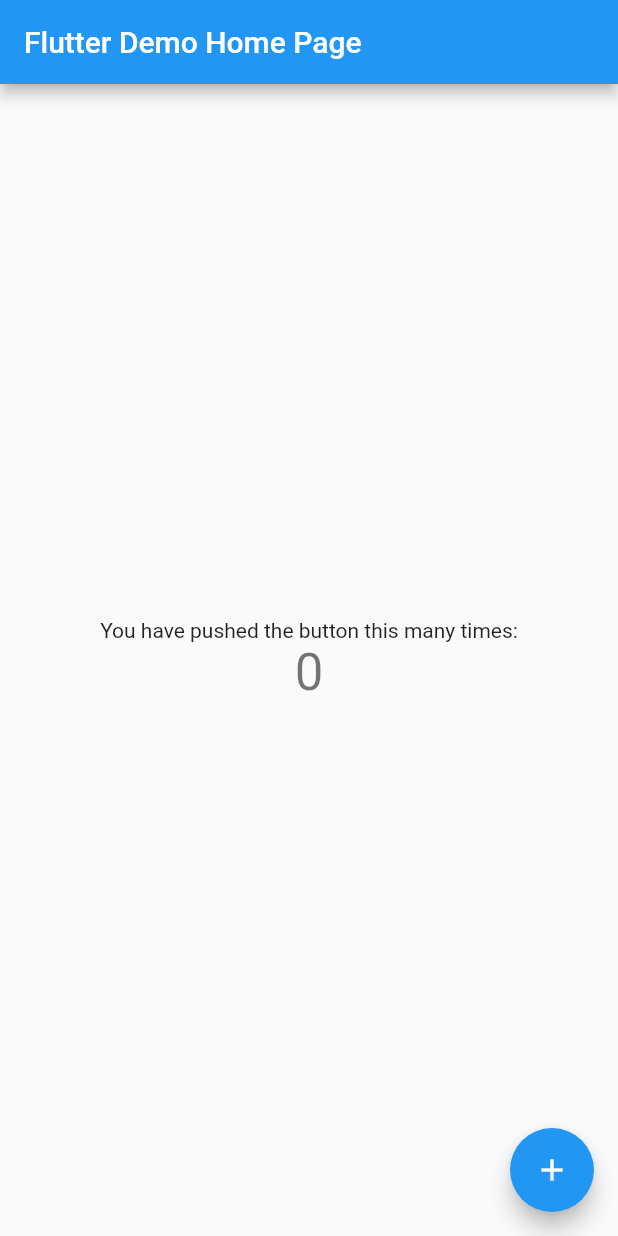
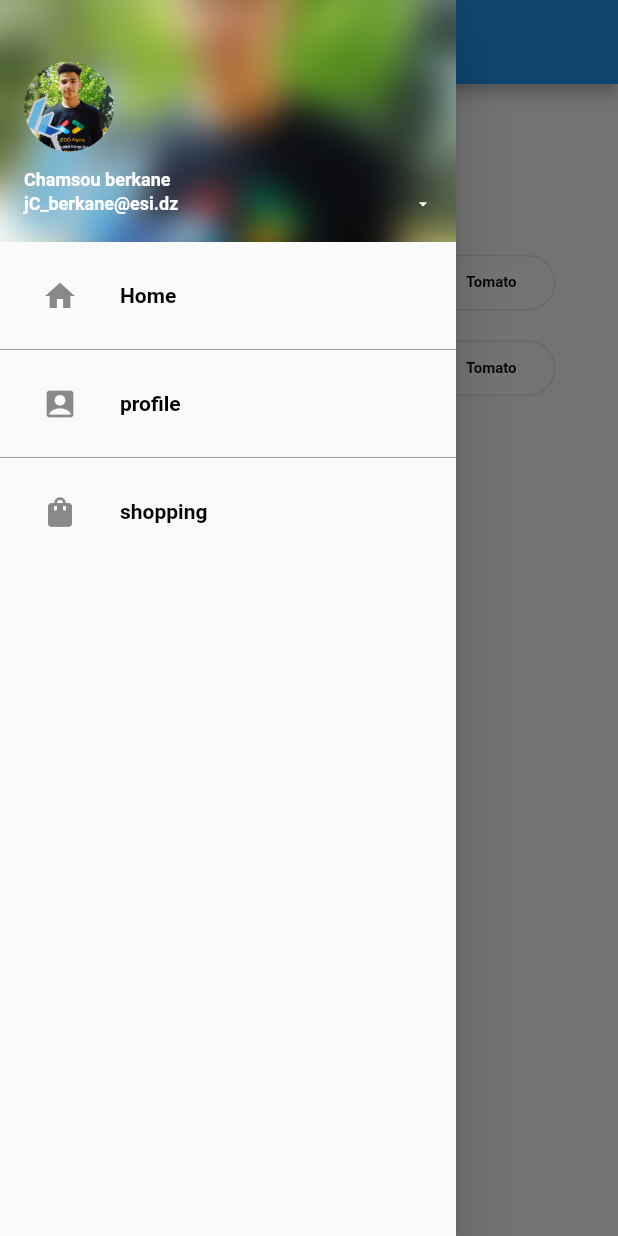
Before and after one commit to chechna9/IWD2022-hackathon, a Flutter app: the screen it shows after launch, with the side drawer open (before the commit the screen has no drawer), on a phone screen of 412 x 824 dp. Run offline on Flutter 3.47's test engine with Material 2 defaults, Android fonts, the phone set to English and light mode, and no system bars.

Commit message:
lets cookies

```diff
--- a/iwd2022/lib/main.dart
+++ b/iwd2022/lib/main.dart
@@ -1,5 +1,6 @@
 import 'package:flutter/material.dart';
-
+import 'package:iwd2022/screens/Drawer.dart';
+import 'package:iwd2022/screens/LetsCookies.dart';
 void main() {
   runApp(const MyApp());
 }
@@ -13,15 +14,6 @@
     return MaterialApp(
       title: 'Flutter Demo',
       theme: ThemeData(
-        // This is the theme of your application.
-        //
-        // Try running your application with "flutter run". You'll see the
-        // application has a blue toolbar. Then, without quitting the app, try
-        // changing the primarySwatch below to Colors.green and then invoke
-        // "hot reload" (press "r" in the console where you ran "flutter run",
-        // or simply save your changes to "hot reload" in a Flutter IDE).
-        // Notice that the counter didn't reset back to zero; the application
-        // is not restarted.
         primarySwatch: Colors.blue,
       ),
       home: const MyHomePage(title: 'Flutter Demo Home Page'),
@@ -31,16 +23,6 @@
 
 class MyHomePage extends StatefulWidget {
   const MyHomePage({Key? key, required this.title}) : super(key: key);
-
-  // This widget is the home page of your application. It is stateful, meaning
-  // that it has a State object (defined below) that contains fields that affect
-  // how it looks.
-
-  // This class is the configuration for the state. It holds the values (in this
-  // case the title) provided by the parent (in this case the App widget) and
-  // used by the build method of the State. Fields in a Widget subclass are
-  // always marked "final".
-
   final String title;
 
   @override
@@ -48,68 +30,18 @@
 }
 
 class _MyHomePageState extends State<MyHomePage> {
-  int _counter = 0;
-
-  void _incrementCounter() {
-    setState(() {
-      // This call to setState tells the Flutter framework that something has
-      // changed in this State, which causes it to rerun the build method below
-      // so that the display can reflect the updated values. If we changed
-      // _counter without calling setState(), then the build method would not be
-      // called again, and so nothing would appear to happen.
-      _counter++;
-    });
-  }
 
   @override
   Widget build(BuildContext context) {
-    // This method is rerun every time setState is called, for instance as done
-    // by the _incrementCounter method above.
-    //
-    // The Flutter framework has been optimized to make rerunning build methods
-    // fast, so that you can just rebuild anything that needs updating rather
-    // than having to individually change instances of widgets.
-    return Scaffold(
+    return  Scaffold(
+
       appBar: AppBar(
-        // Here we take the value from the MyHomePage object that was created by
-        // the App.build method, and use it to set our appbar title.
-        title: Text(widget.title),
+        title: Text("Flutter Learning"),
+  ),
+      body:Center(
+        child: LetsCookies()
       ),
-      body: Center(
-        // Center is a layout widget. It takes a single child and positions it
-        // in the middle of the parent.
-        child: Column(
-          // Column is also a layout widget. It takes a list of children and
-          // arranges them vertically. By default, it sizes itself to fit its
-          // children horizontally, and tries to be as tall as its parent.
-          //
-          // Invoke "debug painting" (press "p" in the console, choose the
-          // "Toggle Debug Paint" action from the Flutter Inspector in Android
-          // Studio, or the "Toggle Debug Paint" command in Visual Studio Code)
-          // to see the wireframe for each widget.
-          //
-          // Column has various properties to control how it sizes itself and
-          // how it positions its children. Here we use mainAxisAlignment to
-          // center the children vertically; the main axis here is the vertical
-          // axis because Columns are vertical (the cross axis would be
-          // horizontal).
-          mainAxisAlignment: MainAxisAlignment.center,
-          children: <Widget>[
-            const Text(
-              'You have pushed the button this many times:',
-            ),
-            Text(
-              '$_counter',
-              style: Theme.of(context).textTheme.headline4,
-            ),
-          ],
-        ),
-      ),
-      floatingActionButton: FloatingActionButton(
-        onPressed: _incrementCounter,
-        tooltip: 'Increment',
-        child: const Icon(Icons.add),
-      ), // This trailing comma makes auto-formatting nicer for build methods.
+  drawer : MyDrawer()
     );
   }
 }
--- /dev/null
+++ b/iwd2022/lib/screens/Drawer.dart
@@ -0,0 +1,101 @@
+// ignore: file_names
+import "package:flutter/material.dart";
+
+class MyDrawer extends StatefulWidget {
+  const MyDrawer({ Key? key }) : super(key: key);
+
+  @override
+  State<MyDrawer> createState() => _MyDrawerState();
+}
+
+class _MyDrawerState extends State<MyDrawer> {
+  @override
+  Widget build(BuildContext context) {
+    return Drawer(
+      child:ListView(
+        children: [
+          DrawerHeader(
+            decoration: const BoxDecoration(
+              image: DecorationImage(image: AssetImage("assets/pf1.jpg"),fit: BoxFit.cover)
+            ),
+              child: Column(
+                mainAxisAlignment: MainAxisAlignment.end,
+                crossAxisAlignment: CrossAxisAlignment.start,
+                children:  [
+                  Container(
+                    width: 60,height: 60,
+                    decoration: const BoxDecoration(borderRadius:  BorderRadius.all(Radius.circular(100)),
+                    image: DecorationImage(image: AssetImage("assets/pf.jpg"),
+                    ),
+                    ),
+                    ),
+                    const SizedBox(
+                      height: 12,
+                    ),
+                 const Text("Chamsou berkane",style: TextStyle(
+                    color: Colors.white,
+                    fontWeight: FontWeight.w600,
+                    fontSize: 12
+                  ),),
+                  const SizedBox(
+                      height: 2,
+                    ),
+                  // ignore: prefer_const_literals_to_create_immutables
+                  Row(
+                    mainAxisAlignment: MainAxisAlignment.spaceBetween,
+                    // ignore: prefer_const_literals_to_create_immutables
+                    children: [
+                   const Text("jC_berkane@esi.dz",style: TextStyle(
+                    color: Colors.white,
+                    fontWeight: FontWeight.w600,
+                    fontSize: 12
+                  ),),
+                   const Icon(Icons.arrow_drop_down,size: 12,color: Colors.white,)
+                  ],),
+
+                  const SizedBox(height: 10,)
+                ],
+              ),
+            ),
+          ListTile(
+            title: const Text("Home",style: TextStyle(color: Colors.black ,fontWeight: FontWeight.w600),),
+            leading: IconButton(
+              icon: const Icon(Icons.home),
+              onPressed: () {
+                Navigator.of(context).pop();
+              },
+            ),
+            onTap: ()
+            {},
+          ),
+          const Divider(
+            color: Colors.grey,
+          ),
+          ListTile(
+            title: Text("profile",style: TextStyle(color: Colors.black ,fontWeight: FontWeight.w600),),
+            leading: IconButton(
+              icon: Icon(Icons.account_box),
+              onPressed: () {
+              },
+            ),
+            onTap: ()
+            {},
+          ),
+          const Divider(
+            color: Colors.grey,
+          ),
+          ListTile(
+            title: const Text("shopping",style: TextStyle(color: Colors.black ,fontWeight: FontWeight.w600),),
+            leading: IconButton(
+              icon: const Icon(Icons.shopping_bag),
+              onPressed: () {
+              },
+            ),
+            onTap: ()
+             {},
+          )
+        ],
+      ) ,
+    );
+  }
+}
--- /dev/null
+++ b/iwd2022/lib/screens/LetsCookies.dart
@@ -0,0 +1,108 @@
+// ignore: file_names
+import "package:flutter/material.dart";
+import 'package:iwd2022/components/myBottomSheet.dart';
+
+class LetsCookies extends StatefulWidget {
+  const LetsCookies({ Key? key }) : super(key: key);
+
+  @override
+  State<LetsCookies> createState() => _LetsCookiesState();
+}
+
+class _LetsCookiesState extends State<LetsCookies> {
+
+
+  void _show(BuildContext ctx) {
+    showModalBottomSheet(
+      barrierColor: Colors.white.withOpacity(0),
+        isDismissible: false,
+        enableDrag: false,
+
+        elevation: 0,
+        context: ctx,
+        builder: (ctx) => Container(
+              width: 300,
+              height: 1000,
+              color: Colors.white54,
+              alignment: Alignment.center,
+              child: const MyBottonSheet()
+            ));
+  }
+
+
+  @override
+  Widget build(BuildContext context) {
+    return Column(
+      children: [
+    SizedBox(height: 30,),
+    TextButton(onPressed: ()=>{
+          _show(context)
+    }, child: Text("Lets cookie" ,style: TextStyle(fontSize: 32,fontWeight: FontWeight.bold,color: Colors.black), ),),
+    SizedBox(height: 30,),
+    Column(children: [
+      Row(
+        mainAxisAlignment: MainAxisAlignment.spaceAround,
+        children: [
+          Container(
+            padding: EdgeInsets.symmetric(vertical: 5, horizontal: 25),
+            decoration: BoxDecoration(borderRadius: BorderRadius.circular(25),border: Border.all(color: Color(0xFFE5E5E5),width: 1)),
+            child: Row(
+              children: [
+                 Image(image:  AssetImage("assets/tomato.png"),height: 25,width:    25,fit: BoxFit.cover,),
+                SizedBox(width: 12),
+                Text("Tomato" , style: TextStyle(fontSize: 10, fontWeight: FontWeight.bold,color: Colors.black),)
+              ],
+            ),
+
+          ),
+            Container(
+            padding: EdgeInsets.symmetric(vertical: 5, horizontal: 25),
+            decoration: BoxDecoration(borderRadius: BorderRadius.circular(25),border: Border.all(color: Color(0xFFE5E5E5),width: 1)),
+            child: Row(
+              children: [
+                 Image(image:  AssetImage("assets/tomato.png"),height: 25,width:    25,fit: BoxFit.cover,),
+                SizedBox(width: 12),
+                Text("Tomato" , style: TextStyle(fontSize: 10, fontWeight: FontWeight.bold,color: Colors.black),)
+              ],
+            ),
+
+          )
+        ],
+      ),
+      SizedBox(height: 20,),
+      Row(
+        mainAxisAlignment: MainAxisAlignment.spaceAround,
+        children: [
+          Container(
+            padding: EdgeInsets.symmetric(vertical: 5, horizontal: 25),
+            decoration: BoxDecoration(borderRadius: BorderRadius.circular(25),border: Border.all(color: Color(0xFFE5E5E5),width: 1)),
+            child: Row(
+              children: [
+                 Image(image:  AssetImage("assets/tomato.png"),height: 25,width:    25,fit: BoxFit.cover,),
+                SizedBox(width: 12),
+                Text("Tomato" , style: TextStyle(fontSize: 10, fontWeight: FontWeight.bold,color: Colors.black),)
+              ],
+            ),
+
+          ),
+            Container(
+            padding: EdgeInsets.symmetric(vertical: 5, horizontal: 25),
+            decoration: BoxDecoration(borderRadius: BorderRadius.circular(25),border: Border.all(color: Color(0xFFE5E5E5),width: 1)),
+            child: Row(
+              children: [
+                 Image(image:  AssetImage("assets/tomato.png"),height: 25,width:    25,fit: BoxFit.cover,),
+                SizedBox(width: 12),
+                Text("Tomato" , style: TextStyle(fontSize: 10, fontWeight: FontWeight.bold,color: Colors.black),)
+              ],
+            ),
+
+          )
+        ],
+      ),
+
+
+    ],)
+      ],
+    ) ;
+  }
+}
--- a/iwd2022/pubspec.yaml
+++ b/iwd2022/pubspec.yaml
@@ -57,9 +57,9 @@
   # the material Icons class.
   uses-material-design: true
 
-  # To add assets to your application, add an assets section, like this:
-  # assets:
-  #   - images/a_dot_burr.jpeg
+
+  assets:
+    - assets/
   #   - images/a_dot_ham.jpeg
 
   # An image asset can refer to one or more resolution-specific "variants", see
```
Also changed, not shown: iwd2022/lib/components/myBottomSheet.dart (added, +76 -0 lines), iwd2022/assets/pf.jpg (added), iwd2022/assets/pf1.jpg (added), iwd2022/assets/tomato.png (added), 1 other file.
